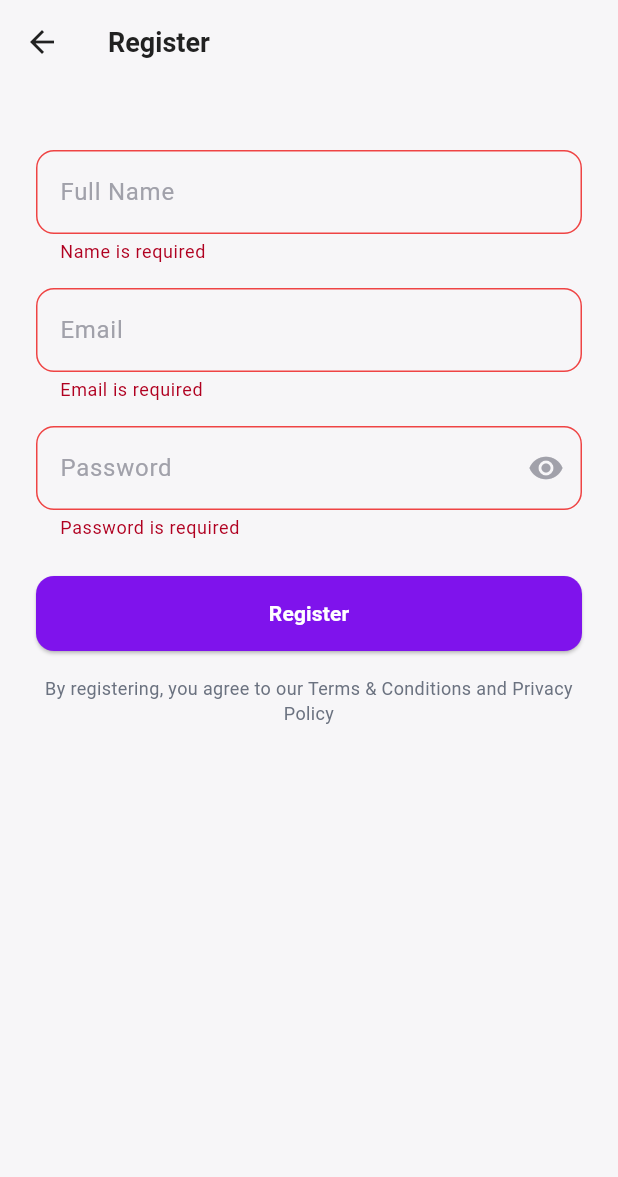
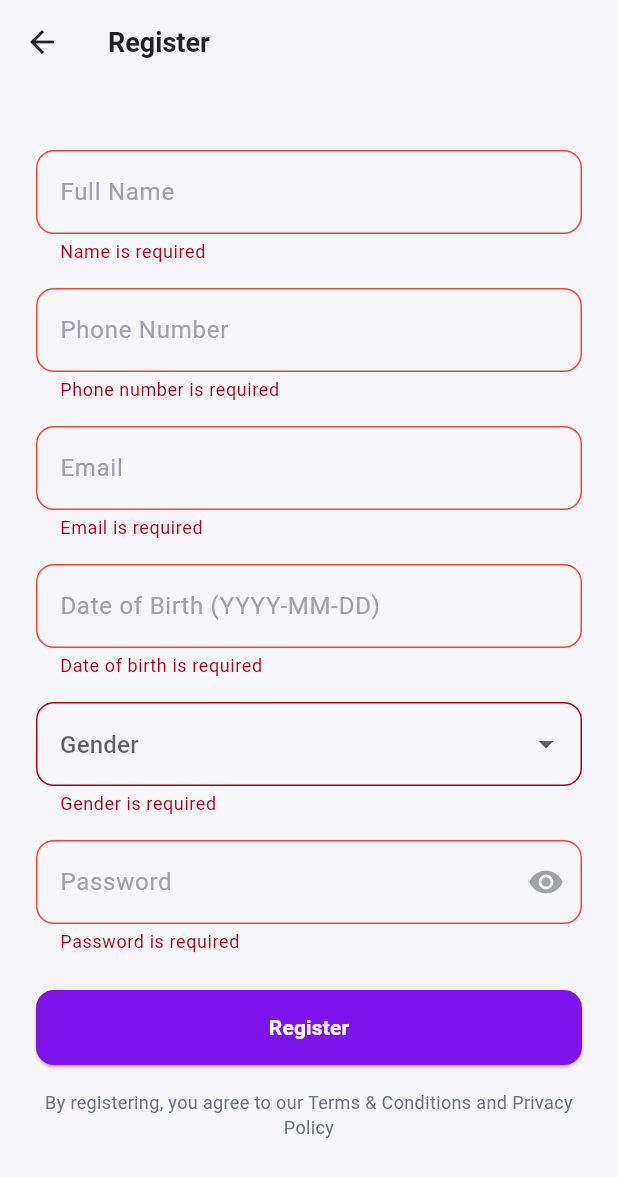
Before and after one commit to HarisTanone/x-app, a Flutter app: the RegisterScreen screen opened by its route, after a tap on "Register", on a phone screen of 412 x 824 dp. Shown: the top 1177 px of the screen. Run offline on Flutter 3.47's test engine with Material 3 defaults, Android fonts, the phone set to English and light mode, and no system bars; our stand-ins replace get, supabase_flutter; accounts and stored records are empty.

Commit message:
hotfix register add phone number and date birhday

```diff
--- a/lib/view/auth/register_screen.dart
+++ b/lib/view/auth/register_screen.dart
@@ -19,15 +19,20 @@ class RegisterScreen extends StatefulWidget {
 class _RegisterScreenState extends State<RegisterScreen> {
   final _formKey = GlobalKey<FormState>();
   final fullNameController = TextEditingController();
+  final phoneController = TextEditingController();
   final emailController = TextEditingController();
   final passwordController = TextEditingController();
+  final dobController = TextEditingController();
+  String? selectedGender;
   bool _obscurePassword = true;
 
   @override
   void dispose() {
     fullNameController.dispose();
+    phoneController.dispose();
     emailController.dispose();
     passwordController.dispose();
+    dobController.dispose();
     super.dispose();
   }
 
@@ -73,10 +78,78 @@ class _RegisterScreenState extends State<RegisterScreen> {
                   ),
                   const SizedBox(height: 16),
                   CustomTextField(
+                    hintText: 'Phone Number',
+                    keyboardType: TextInputType.phone,
+                    controller: phoneController,
+                    validator: (value) {
+                      if (value == null || value.isEmpty) {
+                        return 'Phone number is required';
+                      }
+                      return null;
+                    },
+                  ),
+                  const SizedBox(height: 16),
+                  CustomTextField(
                     hintText: 'Email',
                     keyboardType: TextInputType.emailAddress,
                     controller: emailController,
                     validator: Validators.email,
+                  ),
+                  const SizedBox(height: 16),
+                  CustomTextField(
+                    hintText: 'Date of Birth (YYYY-MM-DD)',
+                    controller: dobController,
+                    validator: (value) {
+                      if (value == null || value.isEmpty) {
+                        return 'Date of birth is required';
+                      }
+                      final dob = DateTime.tryParse(value);
+                      if (dob == null) {
+                        return 'Invalid date format';
+                      }
+                      final age = DateTime.now().difference(dob).inDays / 365;
+                      if (age < 18) {
+                        return 'Must be at least 18 years old';
+                      }
+                      return null;
+                    },
+                  ),
+                  const SizedBox(height: 16),
+                  DropdownButtonFormField<String>(
+                    value: selectedGender,
+                    decoration: InputDecoration(
+                      hintText: 'Gender',
+                      hintStyle: TextStyle(
+                        color: isDark ? AppColors.zinc500 : AppColors.zinc400,
+                      ),
+                      border: OutlineInputBorder(
+                        borderRadius: BorderRadius.circular(12),
+                        borderSide: BorderSide(
+                          color: isDark ? AppColors.stone800 : AppColors.stone600,
+                        ),
+                      ),
+                      focusedBorder: OutlineInputBorder(
+                        borderRadius: BorderRadius.circular(12),
+                        borderSide: const BorderSide(color: AppColors.primary),
+                      ),
+                    ),
+                    items: ['Male', 'Female', 'Non-binary'].map((String value) {
+                      return DropdownMenuItem<String>(
+                        value: value,
+                        child: Text(value),
+                      );
+                    }).toList(),
+                    onChanged: (String? newValue) {
+                      setState(() {
+                        selectedGender = newValue;
+                      });
+                    },
+                    validator: (value) {
+                      if (value == null || value.isEmpty) {
+                        return 'Gender is required';
+                      }
+                      return null;
+                    },
                   ),
                   const SizedBox(height: 16),
                   CustomTextField(
@@ -105,7 +178,10 @@ class _RegisterScreenState extends State<RegisterScreen> {
                         authController.register(
                           emailController.text,
                           passwordController.text,
-                      fullNameController.text
+                          fullNameController.text,
+                          phoneController.text,
+                          dobController.text,
+                          selectedGender!,
                         );
                       }
                     },
```
Also changed, not shown: lib/controller/auth_controller.dart (+23 -4 lines), 1 other file. Lines whose indentation alone changed are shown as unchanged.
